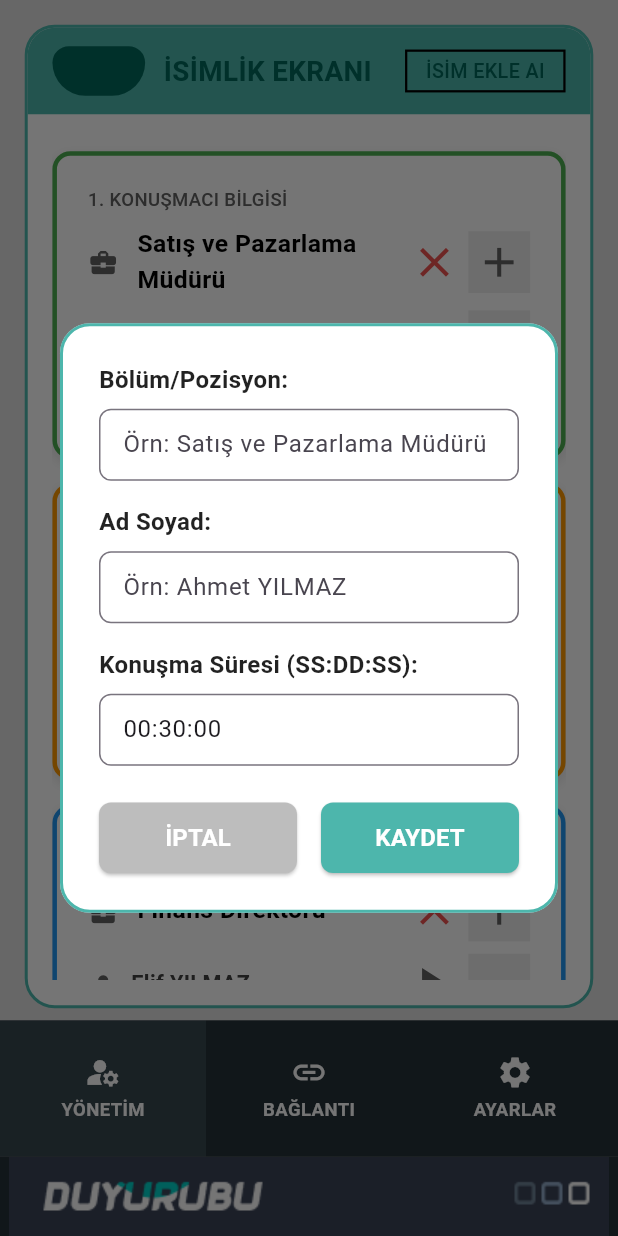
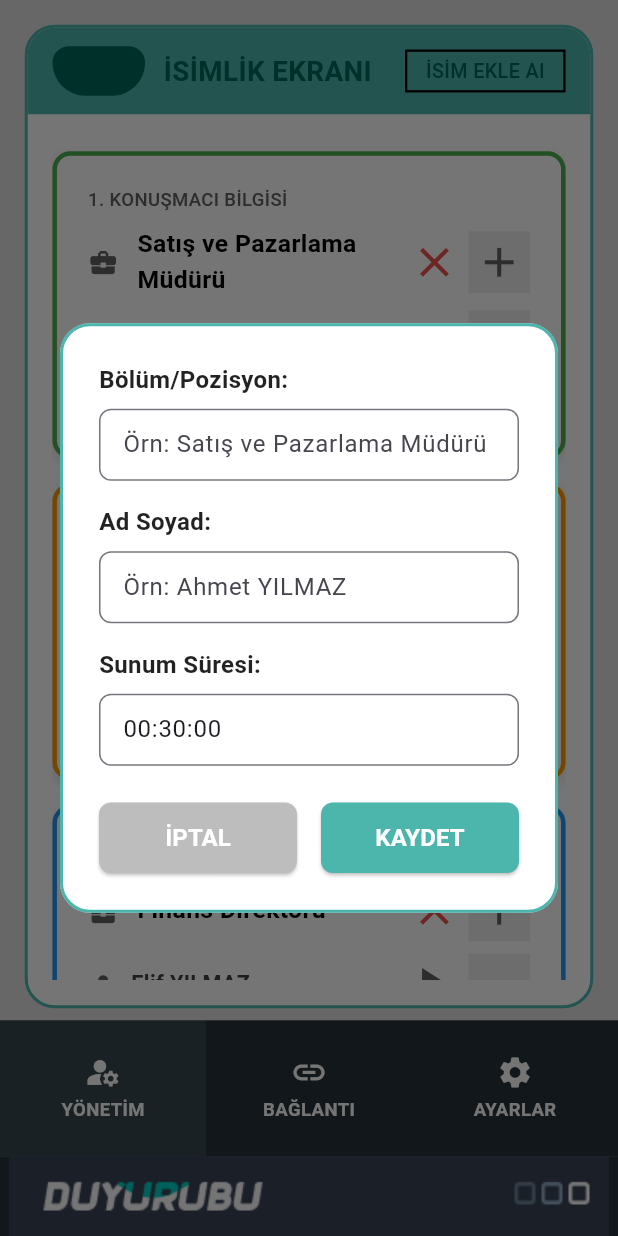
Before and after one commit to zrana24/duyurubu, a Flutter app: the screen it shows after launch, item 2 of the bottom bar chosen, after a tap on "YÖNETİM", after a tap on "İSİM EKLE AI", on a phone screen of 412 x 824 dp. Run offline on Flutter 3.47's test engine with Material 3 defaults, Android fonts, the phone set to English and light mode, and no system bars; our stand-ins replace flutter_bluetooth_serial, permission_handler.

Commit message:
design change

```diff
--- a/lib/screens/connect.dart
+++ b/lib/screens/connect.dart
@@ -315,7 +315,7 @@ class _ConnectPageState extends State<ConnectPage> {
   Widget _buildCardSection(
       String title, List<BluetoothDevice> devices, bool isNearby,
       {double maxHeight = 200}) {
-    bool isPaired = title == 'EŞLEŞMİŞ CİHAZLAR';
+    bool isPaired = title == 'EŞLEŞMİŞ KÜRSÜLER';
     Color headerColor = const Color(0xFF4DB6AC);
     Color headerTextColor = const Color(0xFF00695C);
 
--- a/lib/screens/management.dart
+++ b/lib/screens/management.dart
@@ -134,7 +134,7 @@ class _ManagementState extends State<Management> {
 
                 // Süre
                 const Text(
-                  'Konuşma Süresi (SS:DD:SS):',
+                  'Sunum Süresi:',
                   style: TextStyle(
                     fontSize: 16,
                     fontWeight: FontWeight.w600,
```
